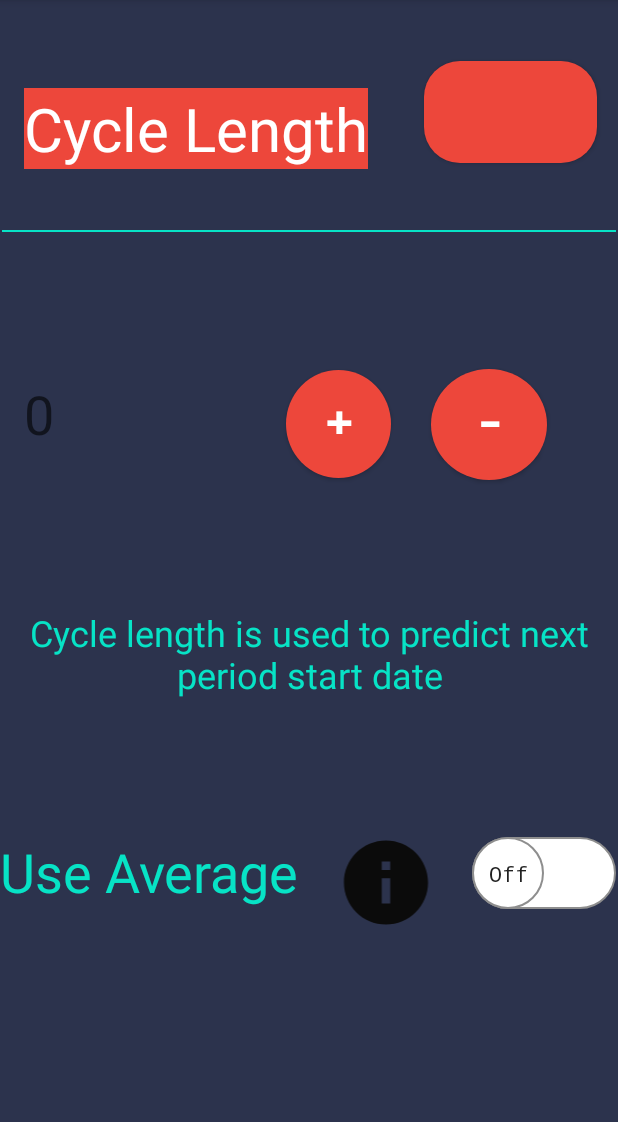
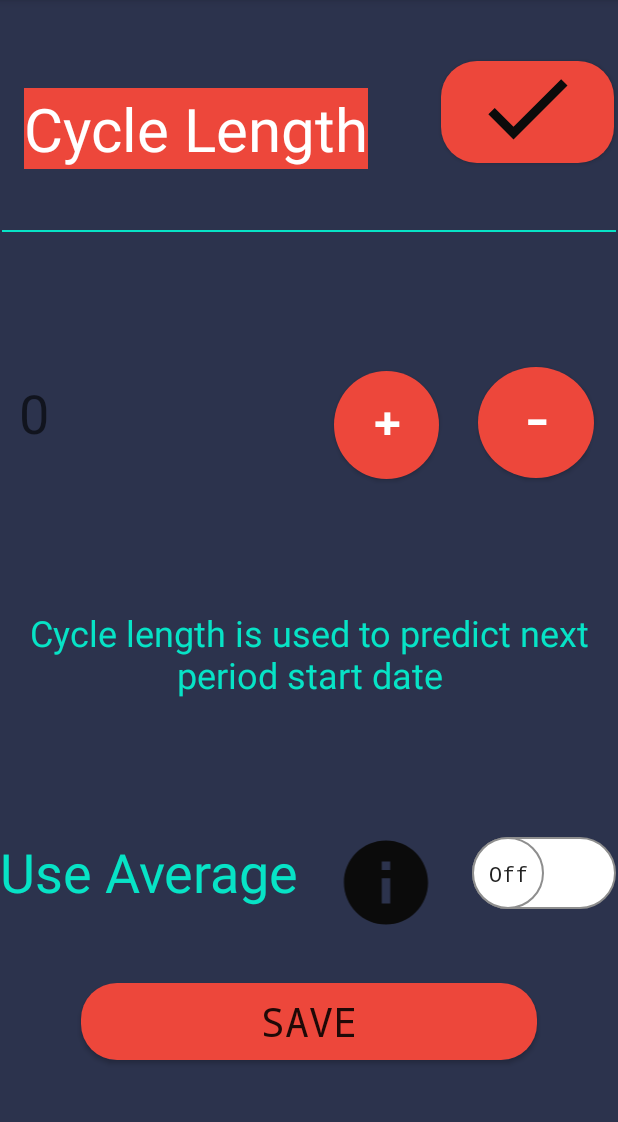
Before and after one commit to kovisha/MADD_PROJECT-Final-, an Android app: the SetCycleLength screen opened directly, with no data from a screen before it, on a phone screen of 412 x 824 dp, the part 84-1206 px from its top. Run offline under Robolectric (Android 15) with nearby library versions, the phone set to English and light mode, and no system bars; Roboto replaces fonts that are not available here.

Commit message:
PeriodTracker(Kovisha)-Shared preferences implemented for settings

```diff
--- a/app/src/main/java/com/example/project_madd/SetCycleLength.java
+++ b/app/src/main/java/com/example/project_madd/SetCycleLength.java
@@ -6,24 +6,32 @@ import androidx.appcompat.widget.SwitchCompat;
 
 import android.app.AlertDialog;
 import android.app.Dialog;
+import android.content.Context;
 import android.content.Intent;
+import android.content.SharedPreferences;
 import android.os.Bundle;
 import android.view.Menu;
 import android.view.MenuItem;
 import android.view.View;
 import android.widget.Button;
 import android.widget.CompoundButton;
+import android.widget.EditText;
 import android.widget.RadioGroup;
 import android.widget.Switch;
 import android.widget.TextView;
+import android.widget.Toast;
 
 public class SetCycleLength extends AppCompatActivity {
 
+
+    Button btSave,btGo;
     Button inc1, dec1, pCycleLengthConfirm;
     TextView tv1;
     int count1;
-    TextView calCycleLength;
-    SwitchCompat simpleSwitch;
+    //TextView calCycleLength;
+     //SwitchCompat simpleSwitch;
+
+    SharedPreferences sharedPreferences;
 
     @Override
     protected void onCreate(Bundle savedInstanceState) {
@@ -53,38 +61,82 @@ public class SetCycleLength extends AppCompatActivity {
             }
         });
 
+        btSave = findViewById(R.id.SaveBtn);
+        btGo = findViewById(R.id.CLengthSetButtn);
 
+        btSave.setOnClickListener(new View.OnClickListener() {
+            @Override
+            public void onClick(View view) {
+                sharedPreferences = getSharedPreferences("SaveData", Context.MODE_PRIVATE);
+                SharedPreferences.Editor editor = sharedPreferences.edit();
+                editor.putString("Value",tv1.getText().toString());
+                editor.apply();
+            }
+        });
+
+        btGo.setOnClickListener(new View.OnClickListener() {
+            @Override
+            public void onClick(View view) {
+                Intent intent = new Intent(getApplicationContext(),PeriodSettingsHome.class);
+                startActivity(intent);
+            }
+        });
 
 
     }
 
-    public void onSwitchMoment(View view){
-        simpleSwitch = findViewById(R.id.switch2);
 
-        boolean result = simpleSwitch.isChecked();
+ /*public void switchConfirmCycleLength(View view){
 
-        simpleSwitch.setOnCheckedChangeListener(new CompoundButton.OnCheckedChangeListener() {
+
+     simpleSwitch = findViewById(R.id.switch2);//getting the id of switch
+
+     //Save switch state in shared preferences
+     SharedPreferences sharedPreferences = getSharedPreferences("save",MODE_PRIVATE);
+     simpleSwitch.setChecked(sharedPreferences.getBoolean("value",true));
+
+     simpleSwitch.setOnClickListener(new View.OnClickListener() {
          @Override
-            public void onCheckedChanged(CompoundButton compoundButton, boolean result) {
+         public void onClick(View view) {
 
-                Intent switchIntent = new Intent(SetCycleLength.this,PeriodSettingsHome.class);
+             if(simpleSwitch.isChecked()){
+                 SharedPreferences.Editor editor = getSharedPreferences("save",MODE_PRIVATE).edit();
+                 editor.putBoolean("value",true);
+                 editor.apply();
+                 simpleSwitch.setChecked(true);
 
-                switchIntent.putExtra("AverageValue",28);
+                 Toast.makeText(SetCycleLength.this, "switchActivated", Toast.LENGTH_SHORT).show();
+
+                 Intent switchIntent = new Intent(SetCycleLength.this, PeriodSettingsHome.class);
+
+                 switchIntent.putExtra("AverageValue", 28);
                  startActivity(switchIntent);
+
+             }
+             else{
+                 SharedPreferences.Editor editor = getSharedPreferences("save",MODE_PRIVATE).edit();
+                 editor.putBoolean("value",false);
+                 editor.apply();
+                 simpleSwitch.setChecked(false);
+
+             }
          }
      });
 
  }
 
-    public void confirmCycleLength(View view) {
+ public void buttoncnfrmCycleLength(View view){
+     pCycleLengthConfirm = findViewById(R.id.CLengthSetButtn);
 
-        pCycleLengthConfirm = findViewById(R.id.CLengthSetButtn);
      pCycleLengthConfirm.setOnClickListener(new View.OnClickListener() {
          @Override
          public void onClick(View view) {
-                calCycleLength = findViewById(R.id.calCycleLength);
+             calCycleLength = findViewById(R.id.calCycleLength); //getting the user input cycle length
+
               String userCycleLength = calCycleLength.getText().toString();
 
+
+             Toast.makeText(SetCycleLength.this, "switchInActivated", Toast.LENGTH_SHORT).show();
              Intent intent = new Intent(SetCycleLength.this, PeriodSettingsHome.class);
 
              intent.putExtra("CycleSetLength", userCycleLength);
@@ -94,7 +146,13 @@ public class SetCycleLength extends AppCompatActivity {
          }
      });
 
-    }
+ }*/
+
+
+
+
+
+
 
     public void cycleInfoMessage(View view){
         final AlertDialog.Builder alertDialogBuilder = new AlertDialog.Builder(this);
--- a/app/src/main/res/layout/activity_set_cycle_length.xml
+++ b/app/src/main/res/layout/activity_set_cycle_length.xml
@@ -48,10 +48,10 @@
         android:textStyle="bold"
         app:layout_constraintBottom_toBottomOf="parent"
         app:layout_constraintEnd_toEndOf="parent"
-        app:layout_constraintHorizontal_bias="0.557"
+        app:layout_constraintHorizontal_bias="0.651"
         app:layout_constraintStart_toStartOf="parent"
         app:layout_constraintTop_toTopOf="parent"
-        app:layout_constraintVertical_bias="0.354" />
+        app:layout_constraintVertical_bias="0.355" />
 
     <Button
         android:id="@+id/decrement2"
@@ -66,15 +66,15 @@
         android:textStyle="bold"
         app:layout_constraintBottom_toBottomOf="parent"
         app:layout_constraintEnd_toEndOf="parent"
-        app:layout_constraintHorizontal_bias="0.858"
+        app:layout_constraintHorizontal_bias="0.952"
         app:layout_constraintStart_toStartOf="parent"
         app:layout_constraintTop_toTopOf="parent"
-        app:layout_constraintVertical_bias="0.354" />
+        app:layout_constraintVertical_bias="0.353" />
 
     <TextView
         android:id="@+id/calCycleLength"
-        android:layout_width="135dp"
-        android:layout_height="59dp"
+        android:layout_width="195dp"
+        android:layout_height="61dp"
         android:fontFamily="@font/capriola"
         android:hint="@string/CalHint"
         android:textColor="@color/projectText"
@@ -125,11 +125,10 @@
         android:backgroundTint="@color/projectBtns"
         android:elevation="@android:dimen/thumbnail_width"
         android:icon="@drawable/ic_baseline_thumb_up_24"
-        android:onClick="confirmCycleLength"
         app:layout_constraintBottom_toBottomOf="parent"
         app:layout_constraintEnd_toEndOf="parent"
         app:layout_constraintHorizontal_bias="0.952"
-        app:layout_constraintStart_toStartOf="parent"
+        app:layout_constraintStart_toEndOf="@+id/CycleLengthCaption"
         app:layout_constraintTop_toTopOf="parent"
         app:layout_constraintVertical_bias="0.058" />
 
@@ -138,7 +137,6 @@
         android:layout_width="wrap_content"
         android:layout_height="wrap_content"
         android:layout_centerInParent="true"
-        android:onClick="onSwitchMoment"
         android:textOff="Off"
         android:textOn="On"
         android:thumb="@drawable/thumb1"
@@ -163,4 +161,29 @@
         app:layout_constraintTop_toTopOf="parent"
         app:layout_constraintVertical_bias="0.792"
         app:srcCompat="@drawable/ic_baseline_info_24" />
+
+    <ImageView
+        android:id="@+id/imageView11"
+        android:layout_width="88dp"
+        android:layout_height="72dp"
+        android:layout_marginTop="36dp"
+        android:elevation="@android:dimen/thumbnail_width"
+        app:layout_constraintEnd_toEndOf="@+id/CLengthSetButtn"
+        app:layout_constraintHorizontal_bias="0.481"
+        app:layout_constraintStart_toStartOf="@+id/CLengthSetButtn"
+        app:layout_constraintTop_toTopOf="parent"
+        app:srcCompat="@drawable/ic_baseline_check_24" />
+
+    <Button
+        android:id="@+id/SaveBtn"
+        android:layout_width="304dp"
+        android:layout_height="51dp"
+        android:background="@drawable/rounded_corners"
+        android:backgroundTint="@color/btnColor"
+        android:text="Save"
+        app:layout_constraintBottom_toBottomOf="parent"
+        app:layout_constraintEnd_toEndOf="parent"
+        app:layout_constraintStart_toStartOf="parent"
+        app:layout_constraintTop_toTopOf="parent"
+        app:layout_constraintVertical_bias="0.914" />
 </androidx.constraintlayout.widget.ConstraintLayout>
```
Also changed, not shown: app/src/main/java/com/example/project_madd/PeriodSettingsHome.java (+60 -11 lines), app/src/main/java/com/example/project_madd/SetPeriodLength.java (+27 -2 lines), app/src/main/java/com/example/project_madd/setOvulationLength.java (+36 -2 lines), app/src/main/res/layout/activity_set_ovulation_length.xml (+27 -1 lines), app/src/main/res/layout/activity_set_period_length.xml (+28 -1 lines). Lines whose indentation alone changed are shown as unchanged.
